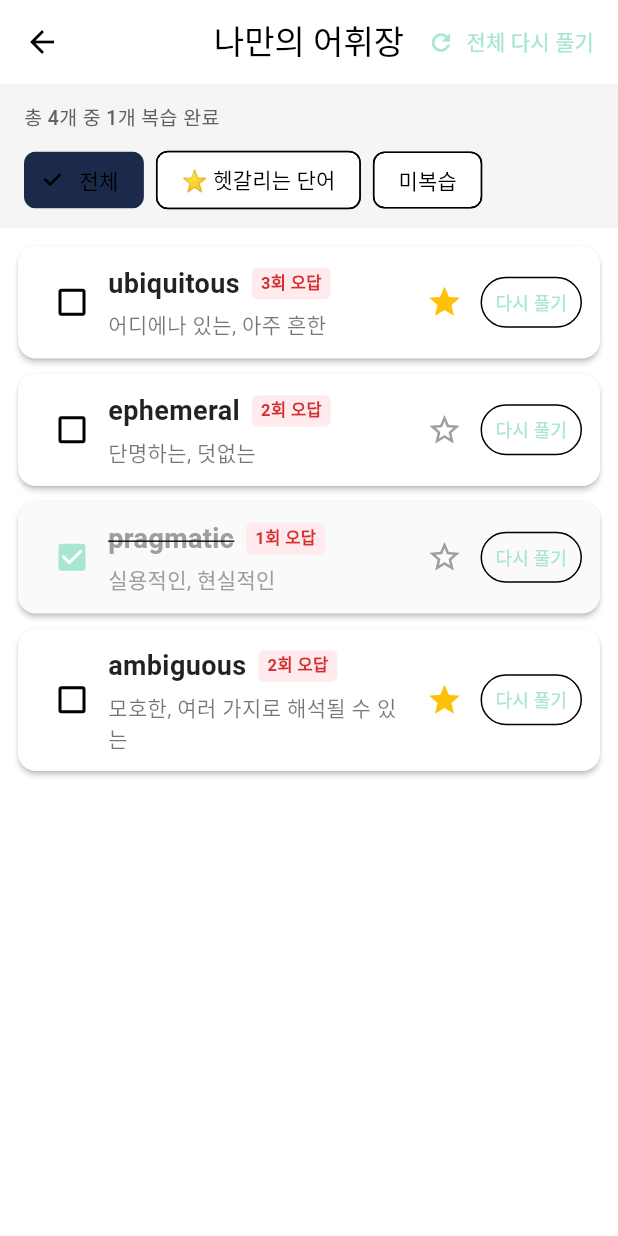
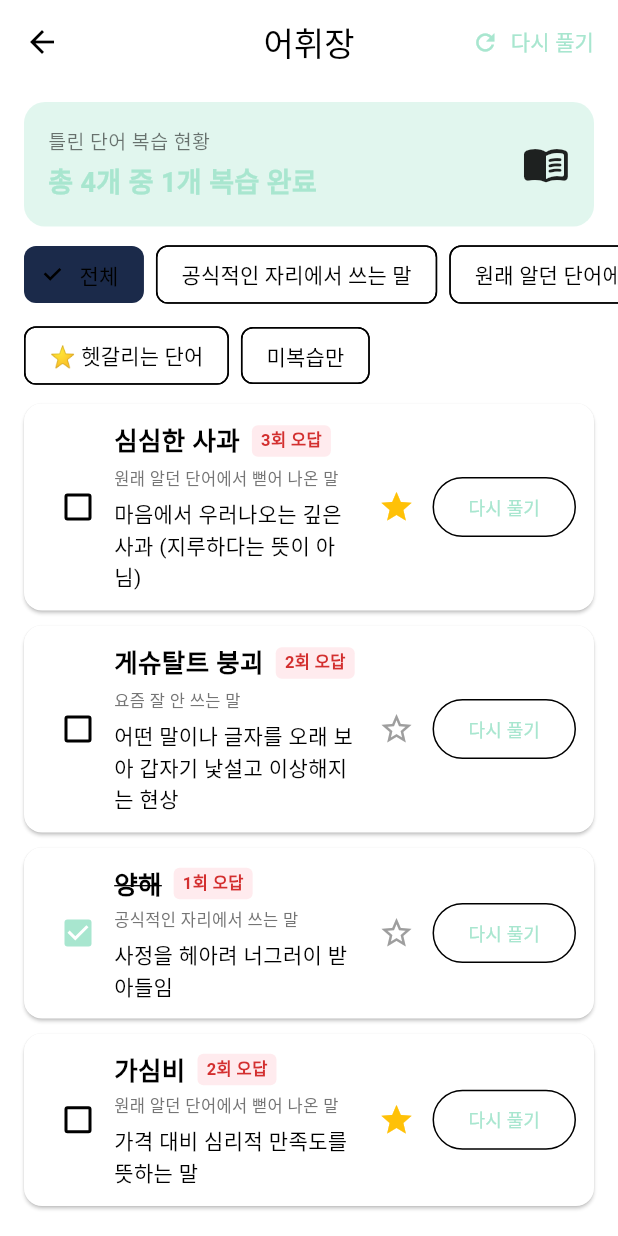
Before and after one commit to Salkogi07/OpenSoftware-Project, a Flutter app: the VocabularyScreen screen opened directly, on a phone screen of 412 x 824 dp. Run offline on Flutter 3.47's test engine with Material 3 defaults, Android fonts, the phone set to English and light mode, and no system bars; our stand-ins replace supabase_flutter; accounts and stored records are empty.

Commit message:
feat: 어휘장 화면 통합 및 주제·복습 기능 반영

```diff
--- a/lib/vocabulary_screen.dart
+++ b/lib/vocabulary_screen.dart
@@ -1,11 +1,11 @@
 import 'package:flutter/material.dart';
 
-// 단어 데이터 모델
 class VocabItem {
   final String id;
   final String word;
   final String meaning;
   final String example;
+  final String topic;
   int wrongCount;
   bool isStarred;
   bool isReviewed;
@@ -15,6 +15,7 @@ class VocabItem {
     required this.word,
     required this.meaning,
     required this.example,
+    required this.topic,
     this.wrongCount = 1,
     this.isStarred = false,
     this.isReviewed = false,
@@ -29,60 +30,62 @@ class VocabularyScreen extends StatefulWidget {
 }
 
 class _VocabularyScreenState extends State<VocabularyScreen> {
-  // 임시 샘플 데이터 (추후 실제 퀴즈 오답 데이터와 연동)
   final List<VocabItem> _vocabList = [
     VocabItem(
       id: '1',
-      word: 'ubiquitous',
-      meaning: '어디에나 있는, 아주 흔한',
-      example: 'Smartphones have become ubiquitous in modern society.',
+      word: '심심한 사과',
+      meaning: '마음에서 우러나오는 깊은 사과 (지루하다는 뜻이 아님)',
+      example: '이번 일로 불편을 드린 점 심심한 사과의 말씀을 전합니다.',
+      topic: '원래 알던 단어에서 뻗어 나온 말',
       wrongCount: 3,
       isStarred: true,
       isReviewed: false,
     ),
     VocabItem(
       id: '2',
-      word: 'ephemeral',
-      meaning: '단명하는, 덧없는',
-      example: 'Fame in the digital age is often ephemeral.',
+      word: '게슈탈트 붕괴',
+      meaning: '어떤 말이나 글자를 오래 보아 갑자기 낯설고 이상해지는 현상',
+      example: '같은 단어를 계속 적다 보니 게슈탈트 붕괴가 왔다.',
+      topic: '요즘 잘 안 쓰는 말',
       wrongCount: 2,
       isStarred: false,
       isReviewed: false,
     ),
     VocabItem(
       id: '3',
-      word: 'pragmatic',
-      meaning: '실용적인, 현실적인',
-      example: 'We need a pragmatic approach to solve this issue.',
+      word: '양해',
+      meaning: '사정을 헤아려 너그러이 받아들임',
+      example: '일정 변경에 대해 미리 양해를 구했습니다.',
+      topic: '공식적인 자리에서 쓰는 말',
       wrongCount: 1,
       isStarred: false,
       isReviewed: true,
     ),
     VocabItem(
       id: '4',
-      word: 'ambiguous',
-      meaning: '모호한, 여러 가지로 해석될 수 있는',
-      example: 'His reply to my question was somewhat ambiguous.',
+      word: '가심비',
+      meaning: '가격 대비 심리적 만족도를 뜻하는 말',
+      example: '조금 비싸도 기분이 좋아지는 가심비 소비를 했다.',
+      topic: '원래 알던 단어에서 뻗어 나온 말',
       wrongCount: 2,
       isStarred: true,
       isReviewed: false,
     ),
   ];
 
-  // 필터 상태 ('all', 'starred', 'unreviewed')
-  String _selectedFilter = 'all';
+  String _selectedTopic = '전체';
+  bool _onlyStarred = false;
+  bool _onlyUnreviewed = false;
 
-  // 필터링된 목록 반환
   List<VocabItem> get _filteredList {
-    if (_selectedFilter == 'starred') {
-      return _vocabList.where((item) => item.isStarred).toList();
-    } else if (_selectedFilter == 'unreviewed') {
-      return _vocabList.where((item) => !item.isReviewed).toList();
-    }
-    return _vocabList;
+    return _vocabList.where((item) {
+      final matchTopic = _selectedTopic == '전체' || item.topic == _selectedTopic;
+      final matchStar = !_onlyStarred || item.isStarred;
+      final matchUnreviewed = !_onlyUnreviewed || !item.isReviewed;
+      return matchTopic && matchStar && matchUnreviewed;
+    }).toList();
   }
 
-  // 다시 풀기 다이얼로그(간단 퀴즈 팝업)
   void _showRetryDialog(List<VocabItem> targets) {
     if (targets.isEmpty) {
       ScaffoldMessenger.of(context).showSnackBar(
@@ -105,21 +108,21 @@ class _VocabularyScreenState extends State<VocabularyScreen> {
               content: Column(
                 mainAxisSize: MainAxisSize.min,
                 children: [
-                  const SizedBox(height: 12),
+                  const SizedBox(height: 8),
                   Text(
                     currentWord.word,
                     style: const TextStyle(
-                      fontSize: 26,
+                      fontSize: 24,
                       fontWeight: FontWeight.bold,
                     ),
+                    textAlign: TextAlign.center,
                   ),
                   const SizedBox(height: 16),
                   if (showMeaning) ...[
                     Text(
                       currentWord.meaning,
                       style: const TextStyle(
-                        fontSize: 18,
-                        color: Colors.indigo,
+                        fontSize: 16,
                         fontWeight: FontWeight.w600,
                       ),
                       textAlign: TextAlign.center,
@@ -177,47 +180,110 @@ class _VocabularyScreenState extends State<VocabularyScreen> {
 
   @override
   Widget build(BuildContext context) {
+    final theme = Theme.of(context);
     final displayList = _filteredList;
     final reviewedCount = _vocabList.where((e) => e.isReviewed).length;
+    final topics = [
+      '전체',
+      '공식적인 자리에서 쓰는 말',
+      '원래 알던 단어에서 뻗어 나온 말',
+      '요즘 잘 안 쓰는 말',
+    ];
 
     return Scaffold(
       appBar: AppBar(
-        title: const Text('나만의 어휘장'),
+        title: const Text('어휘장'),
         centerTitle: true,
         actions: [
           TextButton.icon(
             onPressed: () => _showRetryDialog(displayList),
             icon: const Icon(Icons.refresh),
-            label: const Text('전체 다시 풀기'),
+            label: const Text('다시 풀기'),
           ),
         ],
       ),
       body: Column(
         children: [
-          // 상단 요약 및 필터 영역
           Container(
-            padding: const EdgeInsets.fromLTRB(16, 12, 16, 8),
-            color: Colors.grey[100],
-            child: Column(
+            width: double.infinity,
+            margin: const EdgeInsets.fromLTRB(16, 12, 16, 8),
+            padding: const EdgeInsets.all(16),
+            decoration: BoxDecoration(
+              color: theme.colorScheme.primaryContainer.withValues(alpha: 0.35),
+              borderRadius: BorderRadius.circular(14),
+            ),
+            child: Row(
+              mainAxisAlignment: MainAxisAlignment.spaceBetween,
+              children: [
+                Column(
                   crossAxisAlignment: CrossAxisAlignment.start,
                   children: [
+                    const Text(
+                      '틀린 단어 복습 현황',
+                      style: TextStyle(fontSize: 13, color: Colors.black54),
+                    ),
+                    const SizedBox(height: 4),
                     Text(
                       '총 ${_vocabList.length}개 중 $reviewedCount개 복습 완료',
                       style: TextStyle(
-                    fontSize: 13,
-                    color: Colors.grey[700],
-                    fontWeight: FontWeight.w500,
+                        fontSize: 18,
+                        fontWeight: FontWeight.bold,
+                        color: theme.colorScheme.primary,
                       ),
                     ),
-                const SizedBox(height: 8),
-                Row(
+                  ],
+                ),
+                const Icon(Icons.menu_book_rounded, size: 32),
+              ],
+            ),
+          ),
+
+          // 주제 필터
+          SingleChildScrollView(
+            scrollDirection: Axis.horizontal,
+            padding: const EdgeInsets.symmetric(horizontal: 16),
+            child: Row(
+              children: topics.map((topic) {
+                final selected = _selectedTopic == topic;
+                return Padding(
+                  padding: const EdgeInsets.only(right: 8),
+                  child: ChoiceChip(
+                    label: Text(topic),
+                    selected: selected,
+                    onSelected: (_) {
+                      setState(() {
+                        _selectedTopic = topic;
+                      });
+                    },
+                  ),
+                );
+              }).toList(),
+            ),
+          ),
+
+          // 상태 필터(별표 / 미복습)
+          Padding(
+            padding: const EdgeInsets.fromLTRB(16, 6, 16, 8),
+            child: Row(
               children: [
-                    _buildFilterChip('전체', 'all'),
+                FilterChip(
+                  label: const Text('⭐ 헷갈리는 단어'),
+                  selected: _onlyStarred,
+                  onSelected: (val) {
+                    setState(() {
+                      _onlyStarred = val;
+                    });
+                  },
+                ),
                 const SizedBox(width: 8),
-                    _buildFilterChip('⭐ 헷갈리는 단어', 'starred'),
-                    const SizedBox(width: 8),
-                    _buildFilterChip('미복습', 'unreviewed'),
-                  ],
+                FilterChip(
+                  label: const Text('미복습만'),
+                  selected: _onlyUnreviewed,
+                  onSelected: (val) {
+                    setState(() {
+                      _onlyUnreviewed = val;
+                    });
+                  },
                 ),
               ],
             ),
@@ -226,21 +292,18 @@ class _VocabularyScreenState extends State<VocabularyScreen> {
           // 단어 목록
           Expanded(
             child: displayList.isEmpty
-                ? const Center(child: Text('해당 조건의 단어가 없습니다.'))
+                ? const Center(child: Text('조건에 맞는 단어가 없습니다.'))
                 : ListView.builder(
-                    padding: const EdgeInsets.all(12),
+                    padding: const EdgeInsets.symmetric(horizontal: 16),
                     itemCount: displayList.length,
                     itemBuilder: (context, index) {
                       final item = displayList[index];
                       return Card(
                         margin: const EdgeInsets.only(bottom: 10),
-                        elevation: 1.5,
-                        color: item.isReviewed ? Colors.grey[50] : Colors.white,
                         child: Padding(
                           padding: const EdgeInsets.all(12),
                           child: Row(
                             children: [
-                              // 1. 복습 여부 체크박스
                               Checkbox(
                                 value: item.isReviewed,
                                 onChanged: (val) {
@@ -249,13 +312,10 @@ class _VocabularyScreenState extends State<VocabularyScreen> {
                                   });
                                 },
                               ),
-
-                              // 2. 단어 및 뜻 정보
                               Expanded(
                                 child: Column(
                                   crossAxisAlignment: CrossAxisAlignment.start,
                                   children: [
-                                    // 공간이 모자라면 오답 배지가 다음 줄로 내려감 (Row면 화면 밖으로 넘침)
                                     Wrap(
                                       spacing: 8,
                                       runSpacing: 4,
@@ -264,14 +324,11 @@ class _VocabularyScreenState extends State<VocabularyScreen> {
                                         Text(
                                           item.word,
                                           style: TextStyle(
-                                            fontSize: 18,
+                                            fontSize: 17,
                                             fontWeight: FontWeight.bold,
                                             decoration: item.isReviewed
                                                 ? TextDecoration.lineThrough
                                                 : null,
-                                            color: item.isReviewed
-                                                ? Colors.grey
-                                                : Colors.black87,
                                           ),
                                         ),
                                         Container(
@@ -281,8 +338,7 @@ class _VocabularyScreenState extends State<VocabularyScreen> {
                                           ),
                                           decoration: BoxDecoration(
                                             color: Colors.red[50],
-                                            borderRadius:
-                                                BorderRadius.circular(4),
+                                            borderRadius: BorderRadius.circular(4),
                                           ),
                                           child: Text(
                                             '${item.wrongCount}회 오답',
@@ -297,28 +353,24 @@ class _VocabularyScreenState extends State<VocabularyScreen> {
                                     ),
                                     const SizedBox(height: 4),
                                     Text(
+                                      item.topic,
+                                      style: TextStyle(
+                                        fontSize: 11,
+                                        color: Colors.grey[600],
+                                      ),
+                                    ),
+                                    const SizedBox(height: 4),
+                                    Text(
                                       item.meaning,
-                                      style: TextStyle(
-                                        fontSize: 14,
-                                        color: item.isReviewed
-                                            ? Colors.grey
-                                            : Colors.black54,
-                                      ),
+                                      style: const TextStyle(fontSize: 14),
                                     ),
                                   ],
                                 ),
                               ),
-
-                              // 3. 헷갈리는 단어 별표 버튼
                               IconButton(
-                                tooltip: '헷갈리는 단어 표시',
                                 icon: Icon(
-                                  item.isStarred
-                                      ? Icons.star
-                                      : Icons.star_border,
-                                  color: item.isStarred
-                                      ? Colors.amber
-                                      : Colors.grey,
+                                  item.isStarred ? Icons.star : Icons.star_border,
+                                  color: item.isStarred ? Colors.amber : Colors.grey,
                                 ),
                                 onPressed: () {
                                   setState(() {
@@ -326,16 +378,8 @@ class _VocabularyScreenState extends State<VocabularyScreen> {
                                   });
                                 },
                               ),
-
-                              // 4. 개별 다시 풀기 버튼
                               OutlinedButton(
                                 onPressed: () => _showRetryDialog([item]),
-                                style: OutlinedButton.styleFrom(
-                                  padding: const EdgeInsets.symmetric(
-                                    horizontal: 10,
-                                  ),
-                                  minimumSize: const Size(0, 34),
-                                ),
                                 child: const Text(
                                   '다시 풀기',
                                   style: TextStyle(fontSize: 12),
@@ -352,17 +396,4 @@ class _VocabularyScreenState extends State<VocabularyScreen> {
       ),
     );
   }
-
-  Widget _buildFilterChip(String label, String value) {
-    final isSelected = _selectedFilter == value;
-    return ChoiceChip(
-      label: Text(label),
-      selected: isSelected,
-      onSelected: (_) {
-        setState(() {
-          _selectedFilter = value;
-        });
-      },
-    );
 }
-}
```
Also changed, not shown: lib/vocabulary_book_screen.dart (deleted, +0 -195 lines). Lines whose indentation alone changed are shown as unchanged.
